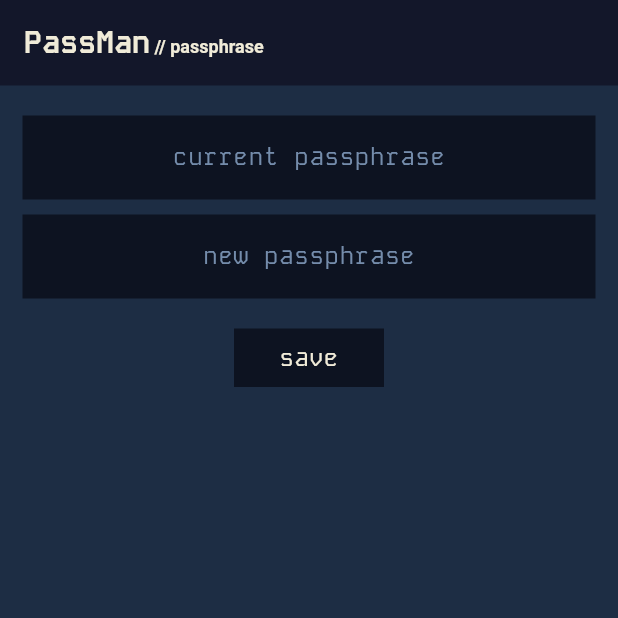
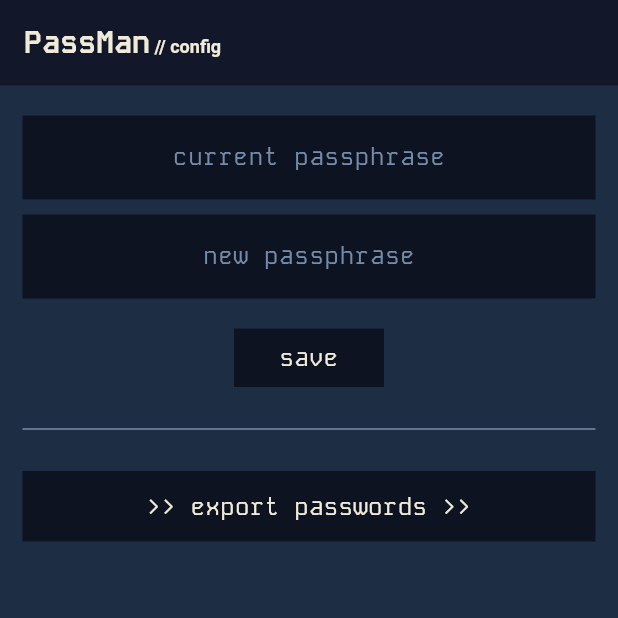
Before and after one commit to elomarii/PassMan, a Flutter app: the PassphraseView screen opened by its route, on a phone screen of 412 x 824 dp, the top half of it. Run offline on Flutter 3.47's test engine with Material 3 defaults, Android fonts, the phone set to English and light mode, and no system bars; our stand-ins replace get, hex, permission_handler, sqflite; missing offline and left inert: cryptography; accounts and stored records are empty.

Commit message:
feat/exprot-passwords

```diff
--- a/lib/views/passphrase/passphrase_view.dart
+++ b/lib/views/passphrase/passphrase_view.dart
@@ -14,7 +14,7 @@ class PassphraseView extends GetView<PassphraseController> {
   Widget build(BuildContext context) {
     return AppScaffold(
       bgColor: AppColors.second,
-      appBar: const PassBar(title: "passphrase"),
+      appBar: const PassBar(title: "config"),
       body: Column(
         children: [
           const SizedBox(height: 20),
@@ -30,7 +30,14 @@ class PassphraseView extends GetView<PassphraseController> {
             label: "new passphrase",
           ),
           const SizedBox(height: 20),
-          Button(title: "save", onPressed: controller.changePassphrase)
+          Button(title: "save", onPressed: controller.changePassphrase),
+          const SizedBox(height: 20),
+          Divider(color: AppColors.fourth),
+          const SizedBox(height: 20),
+          Button(
+              title: ">> export passwords >>",
+              expanded: true,
+              onPressed: controller.exportData),
         ],
       ),
     );
```
Also changed, not shown: lib/views/passphrase/passphrase_controller.dart (+33 -0 lines).
